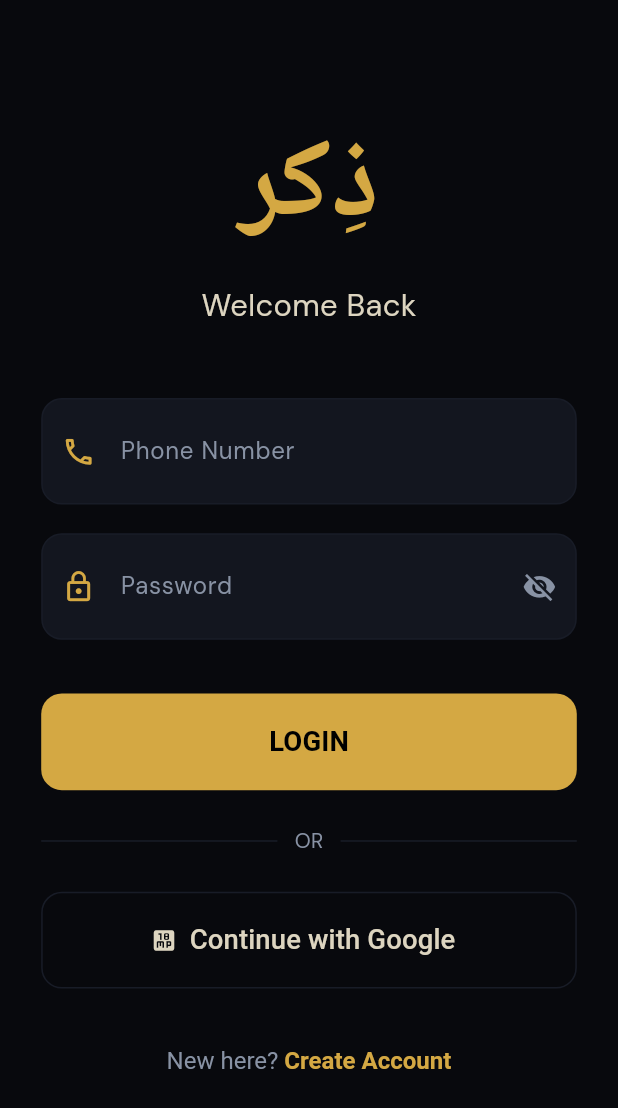
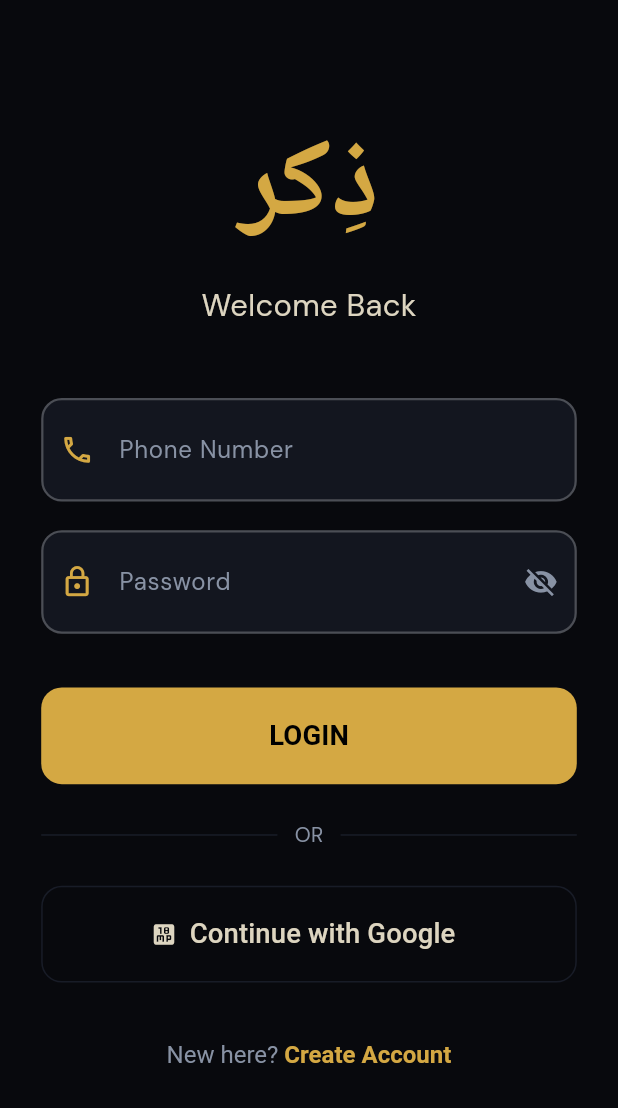
Before and after one commit to fazlupust/jikir_app, a Flutter app: the screen it shows after launch, on a phone screen of 412 x 824 dp. Shown: the top 1108 px of the screen. Run offline on Flutter 3.47's test engine with Material 3 defaults, Android fonts, the phone set to English and light mode, and no system bars; our stand-ins replace cloud_firestore, firebase_auth, firebase_core, firebase_messaging, flutter_screenutil, get and 6 more; accounts and stored records are empty.

Commit message:
add updated

```diff
--- a/lib/app/features/auth/presentation/screens/auth_screen.dart
+++ b/lib/app/features/auth/presentation/screens/auth_screen.dart
@@ -192,13 +192,7 @@ class AuthScreen extends GetView<AuthController> {
     Widget? suffixIcon,
     TextInputType? keyboardType,
   }) {
-    return Container(
-      decoration: BoxDecoration(
-        color: AppColors.card,
-        borderRadius: BorderRadius.circular(12.r),
-        border: Border.all(color: AppColors.card2, width: 1),
-      ),
-      child: TextField(
+    return TextField(
       controller: controller,
       obscureText: obscureText,
       keyboardType: keyboardType,
@@ -208,8 +202,20 @@ class AuthScreen extends GetView<AuthController> {
         hintStyle: TextStyle(color: AppColors.textSecondary, fontSize: 14.sp),
         prefixIcon: Icon(icon, color: AppColors.gold, size: 20.sp),
         suffixIcon: suffixIcon,
-          border: InputBorder.none,
+        filled: true,
+        fillColor: AppColors.card,
         contentPadding: EdgeInsets.symmetric(vertical: 18.h),
+        border: OutlineInputBorder(
+          borderRadius: BorderRadius.circular(12.r),
+          borderSide: const BorderSide(color: Colors.white24, width: 1.5)
+        ),
+        enabledBorder: OutlineInputBorder(
+          borderRadius: BorderRadius.circular(12.r),
+          borderSide: const BorderSide(color: Colors.white24, width: 1.5)
+        ),
+        focusedBorder: OutlineInputBorder(
+          borderRadius: BorderRadius.circular(12.r),
+          borderSide: const BorderSide(color: AppColors.gold, width: 2)
         ),
       ),
     );
--- a/lib/app/features/home/presentation/screens/profile_screen.dart
+++ b/lib/app/features/home/presentation/screens/profile_screen.dart
@@ -133,13 +133,13 @@ class _Badge extends StatelessWidget {
       decoration: BoxDecoration(
         color: colors.card,
         borderRadius: BorderRadius.circular(12),
-        border: Border.all(color: colors.bdr),
+        border: Border.all(color: colors.txt2),
       ),
       child: Column(
         children: [
-          Text(value, style: Theme.of(context).textTheme.displayLarge?.copyWith(fontSize: 22, color: colors.gold)),
+          Text(value, style: Theme.of(context).textTheme.displayLarge?.copyWith(fontSize: 22, color: colors.white)),
           const SizedBox(height: 4),
-          Text(label.toUpperCase(), style: TextStyle(fontSize: 9, letterSpacing: 1, color: colors.txt3)),
+          Text(label.toUpperCase(), style: TextStyle(fontSize: 9, letterSpacing: 1, color: colors.white)),
         ],
       ),
     );
```
Also changed, not shown: lib/app/features/home/data/repository/home_repository_impl.dart (+12 -5 lines), lib/app/features/home/presentation/controller/home_controller.dart (+23 -30 lines), lib/app/features/home/presentation/screens/home_screen.dart (+5 -5 lines), lib/app/features/home/presentation/screens/stats_screen.dart (+61 -16 lines). Lines whose indentation alone changed are shown as unchanged.
